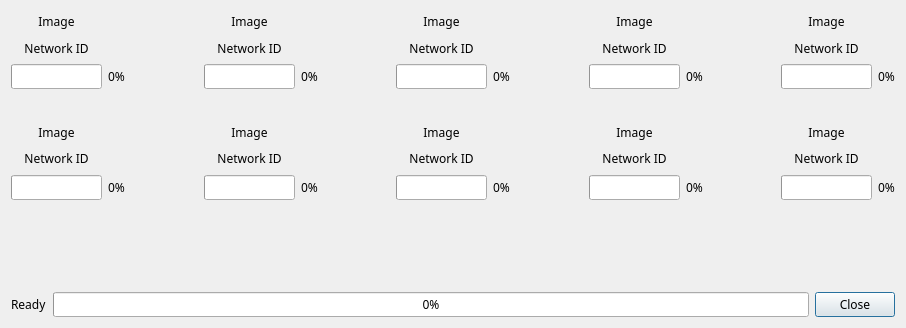
Old version of the form modi2_multi_uploader/assets/esp32_upload_list.ui in the repository LUXROBO/modi2-firmware-updater.
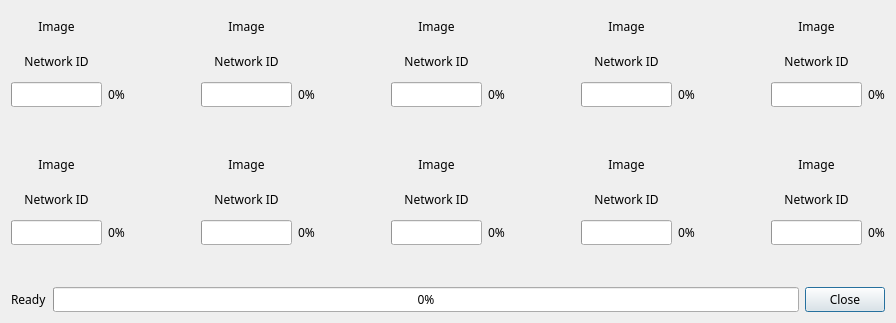
New version of the form.

Commit message: ui 크기 수정

The edit to the form file:
```diff
--- a/modi2_multi_uploader/assets/esp32_upload_list.ui
+++ b/modi2_multi_uploader/assets/esp32_upload_list.ui
@@ -6,8 +6,8 @@
    <rect>
     <x>0</x>
     <y>0</y>
-    <width>906</width>
-    <height>328</height>
+    <width>896</width>
+    <height>323</height>
    </rect>
   </property>
   <property name="sizePolicy">
@@ -779,22 +779,6 @@
      </item>
     </layout>
    </item>
-   <item>
-    <spacer name="verticalSpacer_5">
-     <property name="orientation">
-      <enum>Qt::Vertical</enum>
-     </property>
-     <property name="sizeType">
-      <enum>QSizePolicy::Fixed</enum>
-     </property>
-     <property name="sizeHint" stdset="0">
-      <size>
-       <width>20</width>
-       <height>60</height>
-      </size>
-     </property>
-    </spacer>
-   </item>
    <item>
     <layout class="QHBoxLayout" name="horizontalLayout_3">
      <item>
```
The commit also changes 3 other files.
